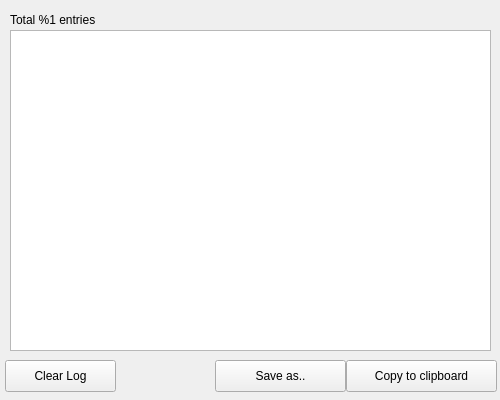
WizTeam/WizQTClient, file src/ui/wizconsoledialog.ui: the form before one commit.
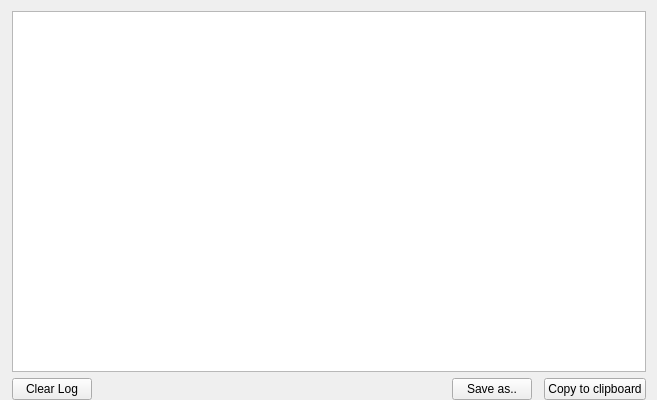
The form after the commit.

```diff
--- a/src/ui/wizconsoledialog.ui
+++ b/src/ui/wizconsoledialog.ui
@@ -6,40 +6,28 @@
    <rect>
     <x>0</x>
     <y>0</y>
-    <width>500</width>
+    <width>657</width>
     <height>400</height>
    </rect>
   </property>
   <property name="sizePolicy">
-   <sizepolicy hsizetype="Fixed" vsizetype="Minimum">
+   <sizepolicy hsizetype="Minimum" vsizetype="Minimum">
     <horstretch>0</horstretch>
     <verstretch>0</verstretch>
    </sizepolicy>
   </property>
-  <property name="minimumSize">
-   <size>
-    <width>500</width>
-    <height>400</height>
-   </size>
-  </property>
-  <property name="maximumSize">
-   <size>
-    <width>500</width>
-    <height>400</height>
-   </size>
-  </property>
   <property name="windowTitle">
    <string>WizConsoelDialog</string>
   </property>
+  <layout class="QVBoxLayout" name="verticalLayout">
+   <property name="leftMargin">
+    <number>12</number>
+   </property>
+   <property name="bottomMargin">
+    <number>0</number>
+   </property>
+   <item>
   <widget class="QTextEdit" name="editConsole">
-   <property name="geometry">
-    <rect>
-     <x>10</x>
-     <y>30</y>
-     <width>481</width>
-     <height>321</height>
-    </rect>
-   </property>
    <property name="styleSheet">
     <string notr="true">font: 11px \&quot;Courier\&quot;;</string>
    </property>
@@ -47,34 +35,45 @@
     <bool>true</bool>
    </property>
   </widget>
-  <widget class="QLabel" name="labelCount">
-   <property name="geometry">
-    <rect>
-     <x>10</x>
-     <y>10</y>
-     <width>161</width>
-     <height>20</height>
-    </rect>
-   </property>
-   <property name="styleSheet">
-    <string notr="true">font: 10px \&quot;Courier\&quot;;</string>
-   </property>
+   </item>
+   <item>
+    <layout class="QHBoxLayout" name="horizontalLayout_2">
+     <property name="spacing">
+      <number>0</number>
+     </property>
+     <property name="leftMargin">
+      <number>0</number>
+     </property>
+     <item>
+      <widget class="QPushButton" name="buttonClear">
    <property name="text">
-    <string>Total %1 entries</string>
-   </property>
-   <property name="alignment">
-    <set>Qt::AlignLeading|Qt::AlignLeft|Qt::AlignVCenter</set>
-   </property>
-  </widget>
+        <string>Clear Log</string>
+       </property>
+       <property name="autoDefault">
+        <bool>false</bool>
+       </property>
+       <property name="flat">
+        <bool>false</bool>
+       </property>
+      </widget>
+     </item>
+     <item>
+      <spacer name="horizontalSpacer">
+       <property name="orientation">
+        <enum>Qt::Horizontal</enum>
+       </property>
+       <property name="sizeHint" stdset="0">
+        <size>
+         <width>128</width>
+         <height>20</height>
+        </size>
+       </property>
+      </spacer>
+     </item>
+     <item>
+      <layout class="QHBoxLayout" name="horizontalLayout">
+       <item>
   <widget class="QPushButton" name="btnSaveAs">
-   <property name="geometry">
-    <rect>
-     <x>215</x>
-     <y>360</y>
-     <width>131</width>
-     <height>32</height>
-    </rect>
-   </property>
    <property name="text">
     <string>Save as..</string>
    </property>
@@ -82,15 +81,25 @@
     <bool>false</bool>
    </property>
   </widget>
+       </item>
+       <item>
+        <spacer name="horizontalSpacer_2">
+         <property name="orientation">
+          <enum>Qt::Horizontal</enum>
+         </property>
+         <property name="sizeType">
+          <enum>QSizePolicy::Fixed</enum>
+         </property>
+         <property name="sizeHint" stdset="0">
+          <size>
+           <width>12</width>
+           <height>20</height>
+          </size>
+         </property>
+        </spacer>
+       </item>
+       <item>
   <widget class="QPushButton" name="btnCopyToClipboard">
-   <property name="geometry">
-    <rect>
-     <x>346</x>
-     <y>360</y>
-     <width>151</width>
-     <height>32</height>
-    </rect>
-   </property>
    <property name="sizePolicy">
     <sizepolicy hsizetype="Preferred" vsizetype="Fixed">
      <horstretch>0</horstretch>
@@ -107,25 +116,12 @@
     <bool>false</bool>
    </property>
   </widget>
-  <widget class="QPushButton" name="buttonClear">
-   <property name="geometry">
-    <rect>
-     <x>5</x>
-     <y>360</y>
-     <width>111</width>
-     <height>32</height>
-    </rect>
-   </property>
-   <property name="text">
-    <string>Clear Log</string>
-   </property>
-   <property name="autoDefault">
-    <bool>false</bool>
-   </property>
-   <property name="flat">
-    <bool>false</bool>
-   </property>
-  </widget>
+       </item>
+      </layout>
+     </item>
+    </layout>
+   </item>
+  </layout>
  </widget>
  <resources/>
  <connections/>
```
Left out of the diff: 4 changed lines with no effect on the pictures. Lines whose indentation alone changed are shown as unchanged.
